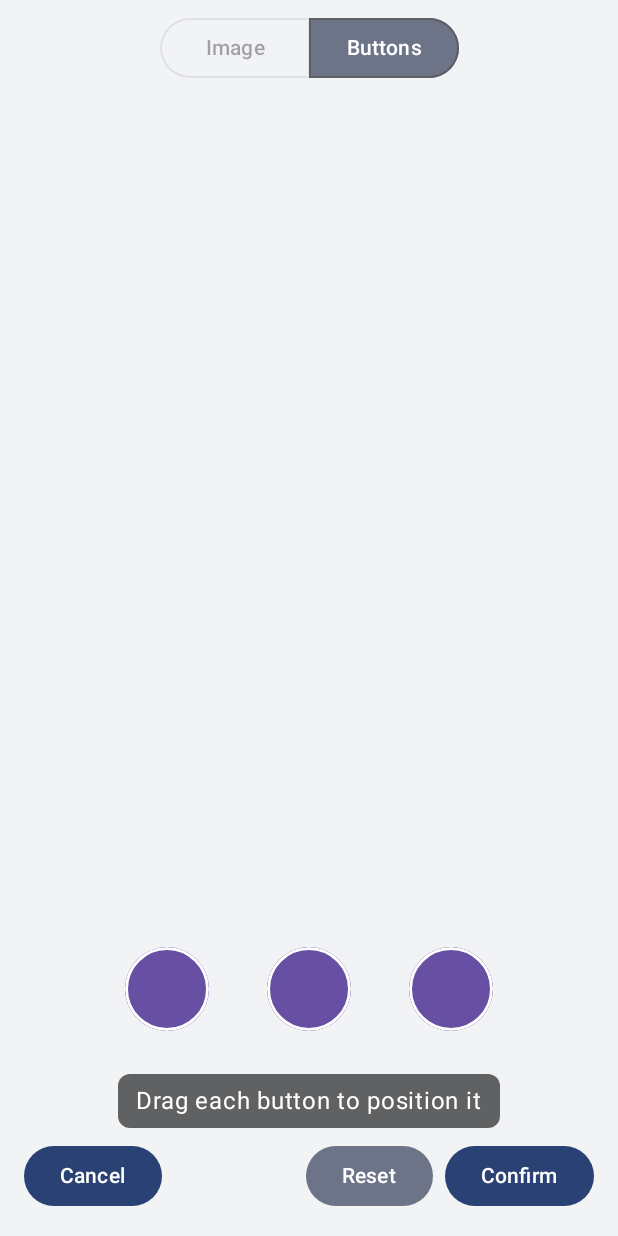
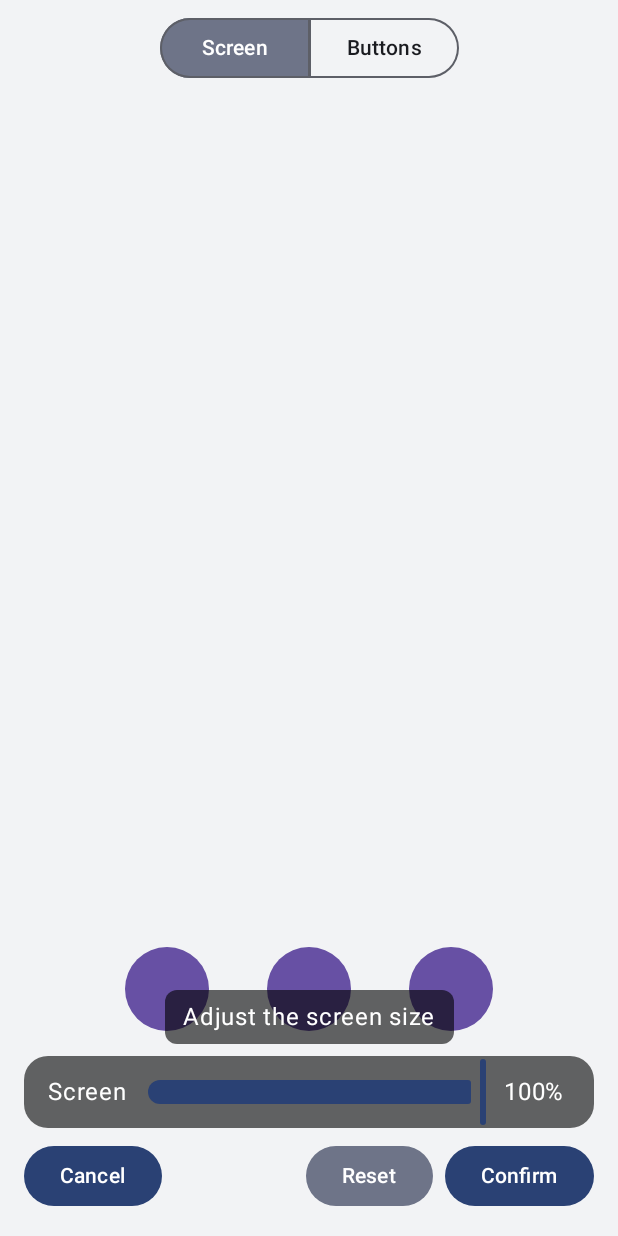
Before and after one commit to twelvehouse/TamaDroid, an Android app built with Jetpack Compose: the composable PlayBgEditor shown on its own in the app's theme, on a phone screen of 412 x 824 dp. Run offline under Robolectric (Android 15) with nearby library versions, the phone set to English and light mode, and no system bars.

Commit message:
Add LCD size slider to layout editor; rename IMAGE edit mode to FIT

```diff
--- a/app/src/main/java/com/tamadroid/MainActivity.kt
+++ b/app/src/main/java/com/tamadroid/MainActivity.kt
@@ -249,6 +249,7 @@ private fun EmulatorScreen(onOpenSettings: () -> Unit) {
             buttonColor = AppPrefs.playButtonColor(ctx, dark),
             buttonAlpha = AppPrefs.playButtonAlpha(ctx),
             buttonPositions = positions,
+            screenWidthFraction = AppPrefs.screenWidthFraction(ctx),
             mode = PlayEdit.NONE,
         )
         FloatingActionButton(
--- a/app/src/main/java/com/tamadroid/data/AppPrefs.kt
+++ b/app/src/main/java/com/tamadroid/data/AppPrefs.kt
@@ -25,6 +25,7 @@ object AppPrefs {
     private const val K_PLAY_OFFX = "play_off_x"
     private const val K_PLAY_OFFY = "play_off_y"
     private const val K_PLAY_SCALE = "play_scale"
+    private const val K_SCREEN_WIDTH_FRACTION = "lcd_scale"
     private const val K_VIBRATE = "vibrate"
     private const val K_CLOCK_OVERWRITE = "clock_overwrite"  // stamp in-game clock with phone time
 
@@ -42,6 +43,9 @@ object AppPrefs {
 
     /** Play-screen background image transform (px offset + scale), or null if no image. */
     data class PlayImage(val offsetX: Float, val offsetY: Float, val scale: Float)
+
+    const val MIN_SCREEN_WIDTH_FRACTION = 0.3f
+    const val MAX_SCREEN_WIDTH_FRACTION = 1f
 
     const val DEFAULT_PLAY_BTN_ALPHA = 255
 
@@ -167,6 +171,12 @@ object AppPrefs {
             .apply()
     }
 
+    fun screenWidthFraction(ctx: Context): Float =
+        p(ctx).getFloat(K_SCREEN_WIDTH_FRACTION, MAX_SCREEN_WIDTH_FRACTION).coerceIn(MIN_SCREEN_WIDTH_FRACTION, MAX_SCREEN_WIDTH_FRACTION)
+    fun setScreenWidthFraction(ctx: Context, s: Float) {
+        p(ctx).edit().putFloat(K_SCREEN_WIDTH_FRACTION, s.coerceIn(MIN_SCREEN_WIDTH_FRACTION, MAX_SCREEN_WIDTH_FRACTION)).apply()
+    }
+
     fun clearPlayImage(ctx: Context) {
         p(ctx).edit().putBoolean(K_PLAY_IMG, false).apply()
         java.io.File(ctx.filesDir, PLAY_BG_IMAGE_FILE).delete()
--- a/app/src/main/java/com/tamadroid/ui/PlayBgEditor.kt
+++ b/app/src/main/java/com/tamadroid/ui/PlayBgEditor.kt
@@ -18,6 +18,7 @@ import androidx.compose.foundation.layout.fillMaxWidth
 import androidx.compose.foundation.layout.navigationBarsPadding
 import androidx.compose.foundation.layout.padding
 import androidx.compose.foundation.layout.statusBarsPadding
+import androidx.compose.foundation.layout.widthIn
 import androidx.compose.foundation.shape.RoundedCornerShape
 import androidx.compose.material3.Button
 import androidx.compose.material3.ExperimentalMaterial3Api
@@ -25,6 +26,7 @@ import androidx.compose.material3.FilledTonalButton
 import androidx.compose.material3.SegmentedButton
 import androidx.compose.material3.SegmentedButtonDefaults
 import androidx.compose.material3.SingleChoiceSegmentedButtonRow
+import androidx.compose.material3.Slider
 import androidx.compose.material3.Text
 import androidx.compose.runtime.Composable
 import androidx.compose.runtime.getValue
@@ -46,12 +48,12 @@ import androidx.lifecycle.compose.collectAsStateWithLifecycle
 import com.tamadroid.data.AppPrefs
 import com.tamadroid.service.TamaRuntime
 import java.io.File
+import kotlin.math.roundToInt
 
 /**
  * Full-screen layout editor. Two modes share one WYSIWYG preview ([PlayArea], identical to
- * the live screen): "Move image" pans/pinches the background picture behind the device,
- * "Move buttons" drags each button so they line up with the picture. Confirm saves
- * both the image transform and the button positions.
+ * the live screen): "Image" pans/pinches the background picture and sizes the device screen,
+ * "Buttons" drags each button so they line up with the picture.
  */
 @OptIn(ExperimentalMaterial3Api::class)
 @Composable
@@ -72,12 +74,13 @@ fun PlayBgEditor(onDone: () -> Unit, onCancel: () -> Unit) {
         AppPrefs.playButtonPositions(ctx).map { Offset(it.first, it.second) }.toMutableStateList()
     }
 
-    var mode by remember { mutableStateOf(if (hasImage) PlayEdit.IMAGE else PlayEdit.BUTTONS) }
+    var screenWidth by remember { mutableFloatStateOf(AppPrefs.screenWidthFraction(ctx)) }
+
+    var mode by remember { mutableStateOf(PlayEdit.FIT) }
 
     val flow = TamaRuntime.frame
     val frame = if (flow != null) flow.collectAsStateWithLifecycle().value else null
 
-    // Animated alignment guide (blue <-> red) shown only while moving the image.
     val transition = rememberInfiniteTransition(label = "guide")
     val t by transition.animateFloat(
         0f, 1f, infiniteRepeatable(tween(900), RepeatMode.Reverse), label = "t"
@@ -100,8 +103,9 @@ fun PlayBgEditor(onDone: () -> Unit, onCancel: () -> Unit) {
             buttonColor = AppPrefs.playButtonColor(ctx, dark),
             buttonAlpha = AppPrefs.playButtonAlpha(ctx),
             buttonPositions = positions,
+            screenWidthFraction = screenWidth,
             mode = mode,
-            guideColor = if (mode == PlayEdit.IMAGE && hasImage) guide else null,
+            guideColor = if (mode == PlayEdit.FIT) guide else null,
             onImageTransform = { pan, zoom ->
                 offX += pan.x; offY += pan.y; scale = (scale * zoom).coerceIn(0.1f, 10f)
             },
@@ -115,19 +119,15 @@ fun PlayBgEditor(onDone: () -> Unit, onCancel: () -> Unit) {
         SingleChoiceSegmentedButtonRow(
             modifier = Modifier.align(Alignment.TopCenter).statusBarsPadding().padding(top = 8.dp)
         ) {
-            SegmentedButton(
-                selected = mode == PlayEdit.IMAGE,
-                enabled = hasImage,
-                onClick = { mode = PlayEdit.IMAGE },
-                shape = SegmentedButtonDefaults.itemShape(index = 0, count = 2),
-                icon = {}
-            ) { Text("Image") }
-            SegmentedButton(
-                selected = mode == PlayEdit.BUTTONS,
-                onClick = { mode = PlayEdit.BUTTONS },
-                shape = SegmentedButtonDefaults.itemShape(index = 1, count = 2),
-                icon = {}
-            ) { Text("Buttons") }
+            val modes = listOf(PlayEdit.FIT to (if (hasImage) "Image" else "Screen"), PlayEdit.BUTTONS to "Buttons")
+            modes.forEachIndexed { i, (m, label) ->
+                SegmentedButton(
+                    selected = mode == m,
+                    onClick = { mode = m },
+                    shape = SegmentedButtonDefaults.itemShape(index = i, count = modes.size),
+                    icon = {}
+                ) { Text(label) }
+            }
         }
 
         // Hint + actions (bottom): Cancel | Reset | Confirm — short labels that always fit.
@@ -137,7 +137,11 @@ fun PlayBgEditor(onDone: () -> Unit, onCancel: () -> Unit) {
             verticalArrangement = Arrangement.spacedBy(8.dp),
             horizontalAlignment = Alignment.CenterHorizontally
         ) {
-            val hint = if (mode == PlayEdit.IMAGE) "Drag to move, pinch to scale" else "Drag each button to position it"
+            val hint = when {
+                mode == PlayEdit.BUTTONS -> "Drag each button to position it"
+                hasImage -> "Drag to move, pinch to scale the image"
+                else -> "Adjust the screen size"
+            }
             Text(
                 hint,
                 color = Color.White,
@@ -146,6 +150,30 @@ fun PlayBgEditor(onDone: () -> Unit, onCancel: () -> Unit) {
                     .background(Color(0x99000000))
                     .padding(horizontal = 12.dp, vertical = 6.dp)
             )
+            if (mode == PlayEdit.FIT) {
+                Row(
+                    modifier = Modifier
+                        .fillMaxWidth()
+                        .clip(RoundedCornerShape(16.dp))
+                        .background(Color(0x99000000))
+                        .padding(horizontal = 16.dp),
+                    verticalAlignment = Alignment.CenterVertically,
+                    horizontalArrangement = Arrangement.spacedBy(12.dp)
+                ) {
+                    Text("Screen", color = Color.White)
+                    Slider(
+                        value = screenWidth,
+                        onValueChange = { screenWidth = it },
+                        valueRange = AppPrefs.MIN_SCREEN_WIDTH_FRACTION..AppPrefs.MAX_SCREEN_WIDTH_FRACTION,
+                        modifier = Modifier.weight(1f)
+                    )
+                    Text(
+                        "${(screenWidth * 100).roundToInt()}%",
+                        color = Color.White,
+                        modifier = Modifier.widthIn(min = 44.dp)
+                    )
+                }
+            }
             Row(
                 modifier = Modifier.fillMaxWidth(),
                 verticalAlignment = Alignment.CenterVertically,
@@ -156,8 +184,8 @@ fun PlayBgEditor(onDone: () -> Unit, onCancel: () -> Unit) {
                 // Reset restores the current mode's layout to its defaults.
                 FilledTonalButton(
                     onClick = {
-                        if (mode == PlayEdit.IMAGE) {
-                            offX = 0f; offY = 0f; scale = 1f
+                        if (mode == PlayEdit.FIT) {
+                            offX = 0f; offY = 0f; scale = 1f; screenWidth = AppPrefs.MAX_SCREEN_WIDTH_FRACTION
                         } else {
                             AppPrefs.DEFAULT_BTN_POS.forEachIndexed { i, p -> positions[i] = Offset(p.first, p.second) }
                         }
@@ -167,6 +195,7 @@ fun PlayBgEditor(onDone: () -> Unit, onCancel: () -> Unit) {
                     onClick = {
                         if (hasImage) AppPrefs.setPlayImage(ctx, AppPrefs.PlayImage(offX, offY, scale))
                         AppPrefs.setPlayButtonPositions(ctx, positions.map { it.x to it.y })
+                        AppPrefs.setScreenWidthFraction(ctx, screenWidth)
                         onDone()
                     }
                 ) { Text("Confirm") }
--- a/app/src/main/java/com/tamadroid/ui/PlayLayout.kt
+++ b/app/src/main/java/com/tamadroid/ui/PlayLayout.kt
@@ -54,7 +54,7 @@ import com.tamadroid.service.TamaRuntime
 import kotlin.math.roundToInt
 
 /** Editing state of the play area. NONE = live game (buttons are pressable). */
-enum class PlayEdit { NONE, IMAGE, BUTTONS }
+enum class PlayEdit { NONE, FIT, BUTTONS }
 
 private val BTN_SIZE = 56.dp
 
@@ -66,7 +66,7 @@ private val BTN_SIZE = 56.dp
  *    height (so the LCD keeps the same position whether buttons are below it or floating),
  *  - the three buttons as an absolute overlay at normalized positions.
  *
- * In [PlayEdit.NONE] the buttons drive the emulator; in [PlayEdit.IMAGE] area gestures
+ * In [PlayEdit.NONE] the buttons drive the emulator; in [PlayEdit.FIT] area gestures
  * pan/zoom the image (buttons are inert references); in [PlayEdit.BUTTONS] each button is
  * draggable and the image is fixed.
  */
@@ -84,6 +84,7 @@ fun PlayArea(
     buttonColor: Int,
     buttonAlpha: Int,
     buttonPositions: List<Offset>,
+    screenWidthFraction: Float = AppPrefs.MAX_SCREEN_WIDTH_FRACTION,
     mode: PlayEdit = PlayEdit.NONE,
     guideColor: Color? = null,
     onImageTransform: (pan: Offset, zoom: Float) -> Unit = { _, _ -> },
@@ -99,7 +100,7 @@ fun PlayArea(
             .background(Color(bgColor))
             .onSizeChanged { areaSize = it }
             .then(
-                if (mode == PlayEdit.IMAGE)
+                if (mode == PlayEdit.FIT)
                     Modifier.pointerInput(Unit) {
                         detectTransformGestures { _, pan, zoom, _ -> onImageTransform(pan, zoom) }
                     }
@@ -136,7 +137,7 @@ fun PlayArea(
                     allIcons = mode != PlayEdit.NONE,   // editor: show every icon for clarity
                     guideColor = guideColor,
                     packed = packed,
-                    modifier = Modifier.fillMaxWidth()
+                    modifier = Modifier.fillMaxWidth(screenWidthFraction)
                 )
             }
             Spacer(Modifier.height(BTN_SIZE))
@@ -195,7 +196,7 @@ private fun PlayButton(
             .pointerInput(btn) {
                 detectDragGestures { change, drag -> change.consume(); onDrag(drag) }
             }
-        PlayEdit.IMAGE -> base   // inert reference; gestures fall through to the image
+        PlayEdit.FIT -> base   // inert reference; gestures fall through to the image
     }
     Box(styled)
 }
--- a/app/src/main/java/com/tamadroid/ui/SettingsScreen.kt
+++ b/app/src/main/java/com/tamadroid/ui/SettingsScreen.kt
@@ -152,7 +152,7 @@ private fun PlaySection(onEditImage: () -> Unit) {
     ColorSwatchButton("Button color", btnColor) { btnColor = it; AppPrefs.setPlayButtonColor(ctx, it) }
     OpacitySlider("Button opacity", btnAlpha) { btnAlpha = it; AppPrefs.setPlayButtonAlpha(ctx, it) }
 
-    OutlinedButton(onClick = onEditImage) { Text("Edit button layout") }
+    OutlinedButton(onClick = onEditImage) { Text("Edit layout (screen size & buttons)") }
 }
 
 @Composable
```
